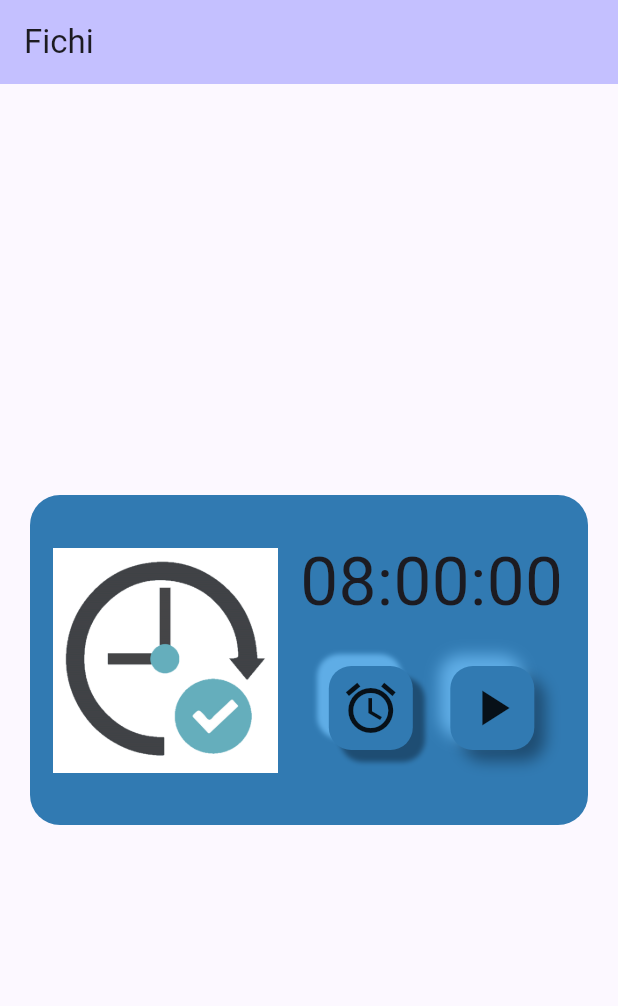
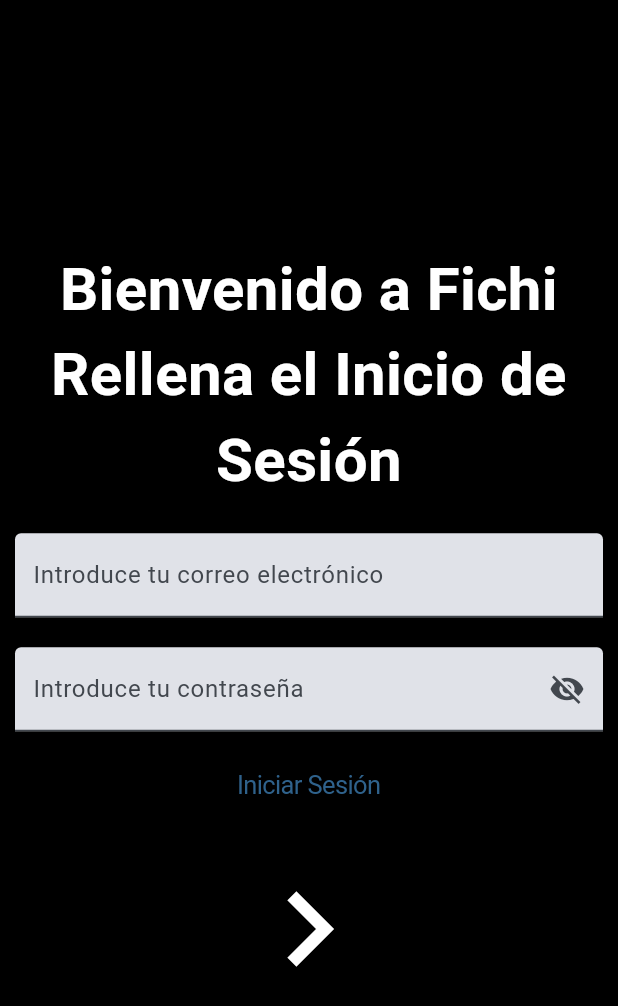
Before and after one commit to AdriPes-dev/ProyectoTFC, a Flutter app: the screen it shows after launch, on a phone screen of 412 x 824 dp. Shown: the top 1006 px of the screen. Run offline on Flutter 3.47's test engine with Material 3 defaults, Android fonts, the phone set to English and light mode, and no system bars; our stand-ins replace flutter_inset_shadow.

Commit message:
Se añade la pantalla de log-in faltando la de registro con fondo negro para que se distingan los elementos, a mayores se gestiona la navegación entre pantallas con el botónde log-in sin tener en cuenta si se han completado los campos

```diff
--- a/lib/main.dart
+++ b/lib/main.dart
@@ -1,4 +1,4 @@
-import 'package:fichi/components/custom_card_tiempo.dart';
+import 'package:fichi/screens/pantallalogin.dart';
 import 'package:flutter/material.dart';
 
 void main() {
@@ -15,42 +15,9 @@ class MyApp extends StatelessWidget {
       debugShowCheckedModeBanner: false,
       title: 'Fichi',
       theme: ThemeData(
-        colorScheme: ColorScheme.fromSeed(seedColor: const Color.fromARGB(255, 83, 77, 178)),
+        colorScheme: ColorScheme.fromSeed(seedColor: const Color(0xFF317AB2)),
       ),
-      home: const MyHomePage(title: 'Fichi'),
+      home: PageLogin()//const MyHomePage(title: 'Fichi'),
     );
   }
 }
-
-class MyHomePage extends StatefulWidget {
-  const MyHomePage({super.key, required this.title});
-
-  final String title;
-
-  @override
-  State<MyHomePage> createState() => _MyHomePageState();
-}
-
-class _MyHomePageState extends State<MyHomePage> {
-  @override
-  Widget build(BuildContext context) {
-    return Scaffold(
-      appBar: AppBar(
-        backgroundColor: Theme.of(context).colorScheme.inversePrimary,
-        title: Text(widget.title),
-      ),
-      body: Center(
-        child: Column(
-          mainAxisAlignment: MainAxisAlignment.center,
-          children: <Widget>[
-          Padding(
-            padding: const EdgeInsets.all(20.0),
-           child: Tiempo(),
-          ),
-
-          ],
-        ),
-      ), // This trailing comma makes auto-formatting nicer for build methods.
-    );
-  }
-}
--- /dev/null
+++ b/lib/screens/pantallalogin.dart
@@ -0,0 +1,107 @@
+import 'package:fichi/screens/menuprincipal.dart';
+import 'package:flutter/cupertino.dart';
+import 'package:flutter/material.dart';
+
+class PageLogin extends StatelessWidget {
+  const PageLogin({
+    super.key,
+  });
+
+  @override
+  Widget build(BuildContext context) {
+    return Scaffold(
+      body: const Stack(
+      children: [
+          ContenidoPrincipal()
+      ],
+      ),
+      backgroundColor: Colors.black,
+    );
+  }
+}
+
+class ContenidoPrincipal extends StatelessWidget {
+  const ContenidoPrincipal({super.key});
+
+  @override
+  Widget build(BuildContext context) {
+    const textStyle = TextStyle(fontSize: 40, fontWeight: FontWeight.bold, color: Colors.white);
+
+    return SafeArea(
+      bottom: false,
+      child: Center(
+        child: SingleChildScrollView( // 🔹 Permite desplazamiento si hay overflow
+          child: Column(
+            mainAxisAlignment: MainAxisAlignment.center,
+            crossAxisAlignment: CrossAxisAlignment.center,
+            children: [
+              Padding(
+                padding: const EdgeInsets.all(10),
+                child: const Text(
+                  "Bienvenido a Fichi\nRellena el Inicio de Sesión",
+                  style: textStyle,
+                  textAlign: TextAlign.center, // 🔹 Asegura que el texto esté centrado
+                ),
+              ),
+              Padding(
+                padding: const EdgeInsets.all(10),
+                child: TextFormField(
+                  keyboardType: TextInputType.emailAddress,
+                  decoration: const InputDecoration(
+                    contentPadding: EdgeInsets.all(8.0),
+                    filled: true,
+                    labelText: "Introduce tu correo electrónico",
+                  ),
+                ),
+              ),
+              Padding(
+                padding: const EdgeInsets.all(10),
+                child: const TextFormContrasenya(),
+              ),
+              CupertinoButton(
+                child: const Text("Iniciar Sesión"),
+                onPressed: () {
+                  Navigator.push(context, MaterialPageRoute(builder: (context)=>MyHomePage(title: "Fichi")));
+                },
+              ),
+              const SizedBox(height: 20), // 🔹 Evita que el icono quede pegado al botón
+              const Icon(Icons.keyboard_arrow_right, size: 100, color: Colors.white),
+            ],
+          ),
+        ),
+      ),
+    );
+  }
+}
+
+class TextFormContrasenya extends StatefulWidget {
+  const TextFormContrasenya({super.key});
+
+  @override
+  State<TextFormContrasenya> createState() => _EstadosContrasenya();
+}
+
+class _EstadosContrasenya extends State<TextFormContrasenya> {
+  bool _estadoContrasenya = false;
+
+  @override
+  Widget build(BuildContext context) {
+    return TextFormField(
+      keyboardType: TextInputType.visiblePassword,
+      obscureText: !_estadoContrasenya,
+      decoration: InputDecoration(
+        contentPadding: const EdgeInsets.all(8.0),
+        filled: true,
+        labelText: "Introduce tu contraseña",
+        suffixIcon: IconButton(
+          icon: Icon(_estadoContrasenya ? Icons.visibility : Icons.visibility_off),
+          onPressed: () {
+            setState(() {
+              _estadoContrasenya = !_estadoContrasenya;
+            });
+          },
+        ),
+      ),
+    );
+  }
+}
```
Also changed, not shown: lib/components/custom_card_tiempo.dart (+84 -18 lines), lib/components/fondopantalla.dart (added, +18 -0 lines), lib/screens/menuprincipal.dart (added, +35 -0 lines).
